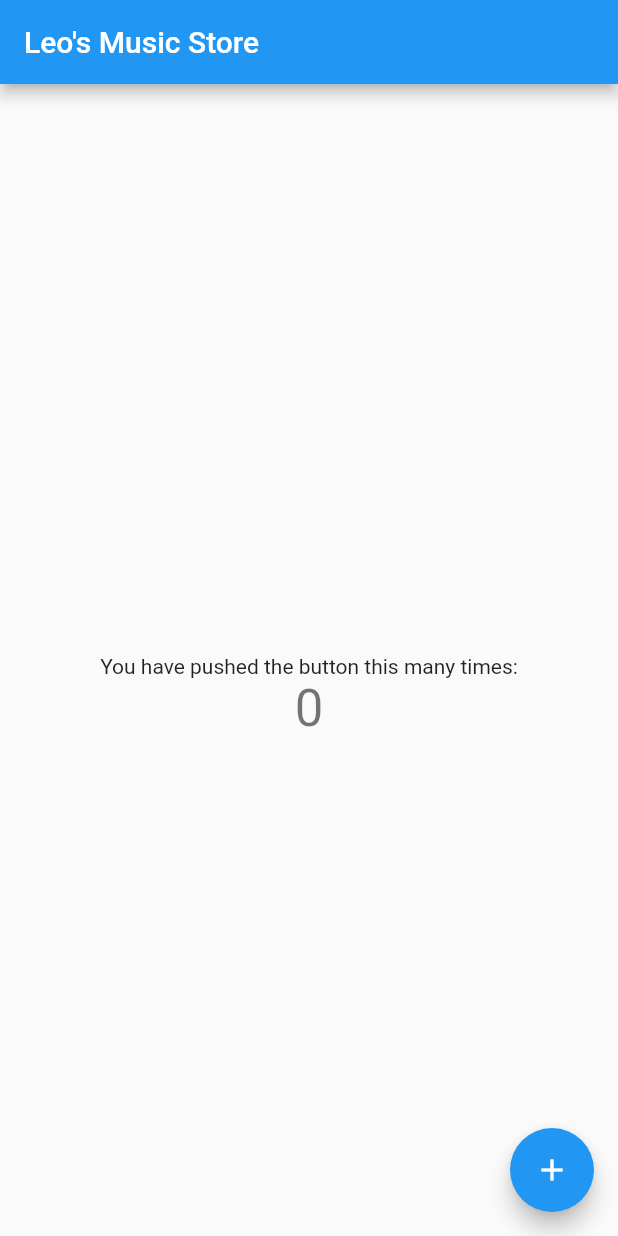
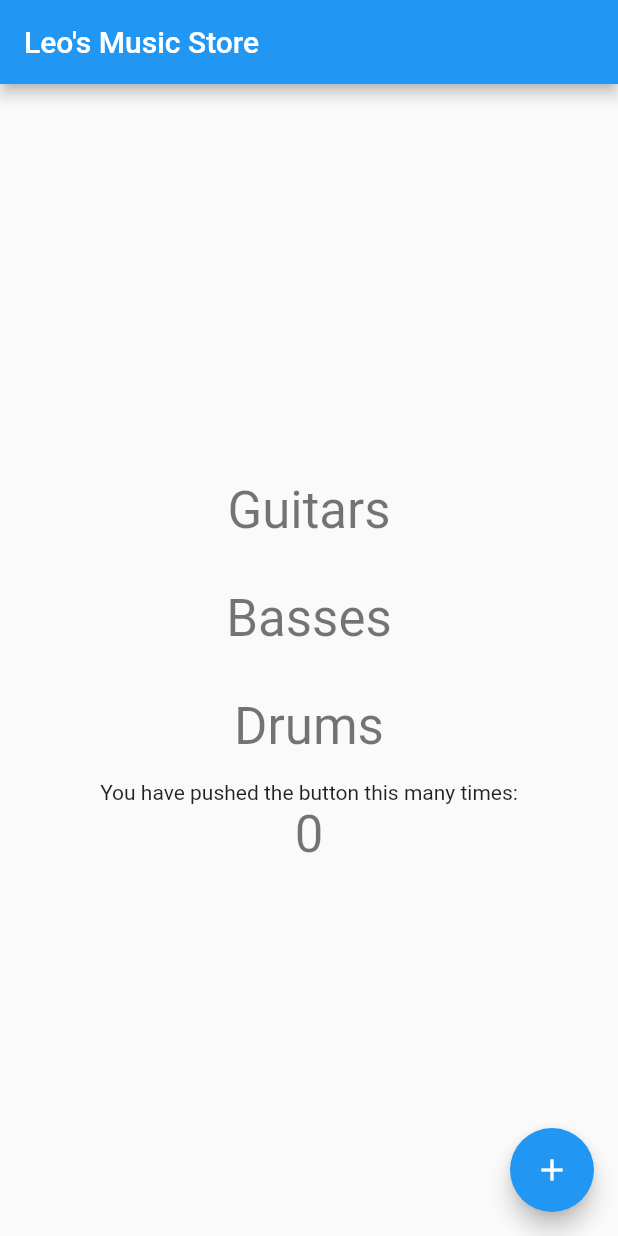
Before and after one commit to seg-leonelsanches/leos-music-shop-flutter, a Flutter app: the screen it shows after launch, on a phone screen of 412 x 824 dp. Run offline on Flutter 3.47's test engine with Material 2 defaults, Android fonts, the phone set to English and light mode, and no system bars; drawn by our look-alikes of shimmer; our stand-ins replace dio, flutter_riverpod, flutter_secure_storage, fluttertoast, jwt_decoder, shared_preferences; missing offline and left inert: flutter_segment.

Commit message:
Adding Padding.

```diff
--- a/lib/app/components/basses/basses_component.dart
+++ b/lib/app/components/basses/basses_component.dart
@@ -2,18 +2,35 @@ import 'package:flutter/material.dart';
 import 'package:shimmer/shimmer.dart';
 
 class BassesComponent extends StatelessWidget {
+  const BassesComponent({super.key});
+
   @override
   Widget build(BuildContext context) {
-    return Shimmer.fromColors(
-      baseColor: const Color.fromARGB(0, 90, 90, 90),
-      highlightColor: const Color.fromARGB(0, 200, 200, 200),
+    return Padding(
+      padding: const EdgeInsets.symmetric(
+        horizontal: 16,
+        vertical: 16
+      ),
       child: Column(
-        children: const <Widget>[
+        children: <Widget>[
           Text(
             'Basses',
+            style: Theme.of(context).textTheme.headline4,
           )
         ],
       ),
     );
+    /* return Shimmer.fromColors(
+      baseColor: const Color.fromARGB(0, 90, 90, 90),
+      highlightColor: const Color.fromARGB(0, 200, 200, 200),
+      child: Column(
+        children: <Widget>[
+          Text(
+            'Basses',
+              style: Theme.of(context).textTheme.headline4,
+          )
+        ],
+      ),
+    ); */
   }
 }
--- a/lib/app/components/drums/drums_component.dart
+++ b/lib/app/components/drums/drums_component.dart
@@ -2,15 +2,17 @@ import 'package:flutter/material.dart';
 import 'package:shimmer/shimmer.dart';
 
 class DrumsComponent extends StatelessWidget {
+  const DrumsComponent({super.key});
+
   @override
   Widget build(BuildContext context) {
-    return Shimmer.fromColors(
-      baseColor: const Color.fromARGB(0, 90, 90, 90),
-      highlightColor: const Color.fromARGB(0, 200, 200, 200),
+    return Padding(
+      padding: const EdgeInsets.symmetric(horizontal: 16, vertical: 16),
       child: Column(
-        children: const <Widget>[
+        children: <Widget>[
           Text(
             'Drums',
+            style: Theme.of(context).textTheme.headline4,
           )
         ],
       ),
--- a/lib/app/components/guitars/guitars_component.dart
+++ b/lib/app/components/guitars/guitars_component.dart
@@ -2,15 +2,17 @@ import 'package:flutter/material.dart';
 import 'package:shimmer/shimmer.dart';
 
 class GuitarsComponent extends StatelessWidget {
+  const GuitarsComponent({super.key});
+
   @override
   Widget build(BuildContext context) {
-    return Shimmer.fromColors(
-      baseColor: const Color.fromARGB(0, 90, 90, 90),
-      highlightColor: const Color.fromARGB(0, 200, 200, 200),
+    return Padding(
+      padding: const EdgeInsets.symmetric(horizontal: 16, vertical: 16),
       child: Column(
-        children: const <Widget>[
+        children: <Widget>[
           Text(
             'Guitars',
+            style: Theme.of(context).textTheme.headline4,
           )
         ],
       ),
--- a/lib/app/modules/home/home_screen.dart
+++ b/lib/app/modules/home/home_screen.dart
@@ -73,9 +73,9 @@ class _HomeScreenState extends ConsumerState<HomeScreen> with HomeScreenMixin {
           // horizontal).
           mainAxisAlignment: MainAxisAlignment.center,
           children: <Widget>[
-            GuitarsComponent(),
-            BassesComponent(),
-            DrumsComponent(),
+            const GuitarsComponent(),
+            const BassesComponent(),
+            const DrumsComponent(),
             const Text(
               'You have pushed the button this many times:',
             ),
```
